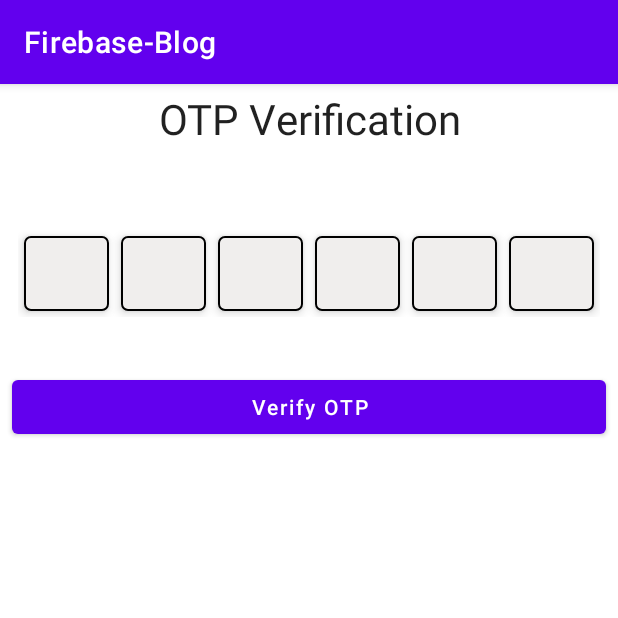
After one commit to Krish-Parekh/Firebase-Auth-Blog, an Android app: the OtpActivity screen opened directly, with no data from a screen before it, on a phone screen of 412 x 824 dp, the top half of it. The commit adds this screen. Run offline under Robolectric (Android 15) with nearby library versions, the phone set to English and light mode, and no system bars; our stand-ins replace Firebase (no records; nobody signed in at launch, a user with empty details on screens opened directly); 2 statements that could not run were skipped.

Commit message:
Firebase-Blog: Implemented firebase phone authentication also added unit-test cases.

```diff
--- a/app/build.gradle
+++ b/app/build.gradle
@@ -54,6 +54,7 @@ dependencies {
 
     // Firebase Authentication Dependency
     implementation 'com.google.firebase:firebase-auth-ktx:21.1.0'
+    implementation 'com.google.android.gms:play-services-safetynet:18.0.1'
 
     // Lifecycle Dependencies
     implementation "androidx.lifecycle:lifecycle-runtime-ktx:2.5.1"
--- a/app/src/main/AndroidManifest.xml
+++ b/app/src/main/AndroidManifest.xml
@@ -11,6 +11,12 @@
         android:supportsRtl="true"
         android:theme="@style/Theme.FirebaseBlog"
         tools:targetApi="31">
+        <activity
+            android:name=".ui.phone_authentication.OtpActivity"
+            android:exported="false" />
+        <activity
+            android:name=".ui.phone_authentication.PhoneActivity"
+            android:exported="false" />
         <activity
             android:name=".ui.email_authentication.EmailForgotPasswordActivity"
             android:exported="false" />
--- /dev/null
+++ b/app/src/main/java/com/example/firebase_blog/ui/phone_authentication/OtpActivity.kt
@@ -0,0 +1,101 @@
+package com.example.firebase_blog.ui.phone_authentication
+
+import android.os.Bundle
+import android.util.Log
+import android.widget.Toast
+import androidx.activity.viewModels
+import androidx.appcompat.app.AppCompatActivity
+import com.example.firebase_blog.R
+import com.example.firebase_blog.databinding.ActivityOtpBinding
+import com.example.firebase_blog.ui.phone_authentication.viewmodel.PhoneViewModel
+import com.example.firebase_blog.util.LoadingDialog
+import com.example.firebase_blog.util.Status.*
+import com.example.firebase_blog.util.getValue
+import com.example.firebase_blog.util.handleKeyEvent
+import com.example.firebase_blog.util.handleTextChange
+
+class OtpActivity : AppCompatActivity() {
+    private lateinit var binding: ActivityOtpBinding
+    private val phoneViewModel by viewModels<PhoneViewModel>()
+    private val loadingDialog by lazy { LoadingDialog(this) }
+    override fun onCreate(savedInstanceState: Bundle?) {
+        super.onCreate(savedInstanceState)
+        binding = ActivityOtpBinding.inflate(layoutInflater)
+        setContentView(binding.root)
+        setupUI()
+        setupEditTextListener()
+        setupObserver()
+    }
+
+    private fun setupUI() {
+        val bundle = intent.extras!!
+        if (bundle.containsKey("PHONE_NUMBER")) {
+            val phoneNumber = bundle.getString("PHONE_NUMBER")!!
+            binding.otpSubHeader.text = getString(R.string.sub_header_verify_otp, phoneNumber)
+            phoneViewModel.startVerification(phoneNumber, this)
+        }
+        with(binding) {
+            btnOtpVerification.setOnClickListener {
+                val code1 = etOtpCode1.getValue()
+                val code2 = etOtpCode2.getValue()
+                val code3 = etOtpCode3.getValue()
+                val code4 = etOtpCode4.getValue()
+                val code5 = etOtpCode5.getValue()
+                val code6 = etOtpCode6.getValue()
+                val otpCode = "$code1$code2$code3$code4$code5$code6"
+                phoneViewModel.verifyCode(otpCode)
+            }
+        }
+    }
+
+    private fun setupObserver() {
+        phoneViewModel.otpStatus.observe(this) { resource ->
+            when (resource.status) {
+                LOADING -> Unit
+                SUCCESS -> {
+                    val message = resource.data
+                    Toast.makeText(this, message, Toast.LENGTH_SHORT).show()
+                }
+                ERROR -> {
+                    val error = resource.message
+                    Toast.makeText(this, error, Toast.LENGTH_SHORT).show()
+                }
+            }
+        }
+
+        phoneViewModel.authStatus.observe(this) { resource ->
+            when (resource.status) {
+                LOADING -> {
+                    loadingDialog.show()
+                }
+                SUCCESS -> {
+                    val message = resource.data
+                    Toast.makeText(this, message, Toast.LENGTH_SHORT).show()
+                    loadingDialog.dismiss()
+                }
+                ERROR -> {
+                    val error = resource.message
+                    Log.d("OtpActivityTAG", "setupObserver: $error")
+                    Toast.makeText(this, error, Toast.LENGTH_SHORT).show()
+                    loadingDialog.dismiss()
+                }
+            }
+        }
+    }
+
+    private fun setupEditTextListener() {
+        with(binding) {
+            etOtpCode1.handleTextChange(etOtpCode2)
+            etOtpCode2.handleTextChange(etOtpCode3)
+            etOtpCode3.handleTextChange(etOtpCode4)
+            etOtpCode4.handleTextChange(etOtpCode5)
+            etOtpCode5.handleTextChange(etOtpCode6)
+
+            etOtpCode2.handleKeyEvent(etOtpCode1)
+            etOtpCode3.handleKeyEvent(etOtpCode2)
+            etOtpCode4.handleKeyEvent(etOtpCode3)
+            etOtpCode5.handleKeyEvent(etOtpCode4)
+            etOtpCode6.handleKeyEvent(etOtpCode5)
+        }
+    }
+}
--- /dev/null
+++ b/app/src/main/java/com/example/firebase_blog/ui/phone_authentication/viewmodel/PhoneViewModel.kt
@@ -0,0 +1,78 @@
+package com.example.firebase_blog.ui.phone_authentication.viewmodel
+
+import android.app.Activity
+import androidx.lifecycle.LiveData
+import androidx.lifecycle.MutableLiveData
+import androidx.lifecycle.ViewModel
+import androidx.lifecycle.viewModelScope
+import com.example.firebase_blog.util.Resource
+import com.google.firebase.FirebaseException
+import com.google.firebase.auth.*
+import com.google.firebase.auth.ktx.auth
+import com.google.firebase.ktx.Firebase
+import kotlinx.coroutines.Dispatchers.IO
+import kotlinx.coroutines.launch
+import kotlinx.coroutines.tasks.await
+import java.util.concurrent.TimeUnit
+
+class PhoneViewModel : ViewModel() {
+    private val mAuth: FirebaseAuth by lazy { Firebase.auth }
+    private var mVerificationId: String? = null
+    private var mResendToken: PhoneAuthProvider.ForceResendingToken? = null
+
+    private var _otpStatus: MutableLiveData<Resource<String>> = MutableLiveData()
+    var otpStatus: LiveData<Resource<String>> = _otpStatus
+
+    private var _authStatus: MutableLiveData<Resource<String>> = MutableLiveData()
+    var authStatus: LiveData<Resource<String>> = _authStatus
+
+    private var callbacks = object : PhoneAuthProvider.OnVerificationStateChangedCallbacks() {
+        override fun onVerificationCompleted(credential: PhoneAuthCredential) {
+            signInWithPhoneAuthCredential(credential)
+        }
+
+        override fun onVerificationFailed(error: FirebaseException) {
+            error.message?.let { message ->
+                _otpStatus.postValue(Resource.error(message))
+            }
+        }
+
+        override fun onCodeSent(
+            verificationId: String,
+            token: PhoneAuthProvider.ForceResendingToken
+        ) {
+            mVerificationId = verificationId
+            mResendToken = token
+            _otpStatus.postValue(Resource.success("OTP sent."))
+        }
+    }
+
+    fun startVerification(phoneNumber: String, activity: Activity) {
+        val options = PhoneAuthOptions.newBuilder(mAuth)
+            .setPhoneNumber(phoneNumber)
+            .setTimeout(60L, TimeUnit.SECONDS)
+            .setActivity(activity)
+            .setCallbacks(callbacks)
+            .build()
+        PhoneAuthProvider.verifyPhoneNumber(options)
+    }
+
+    fun verifyCode(optCode: String) {
+        val credential = PhoneAuthProvider.getCredential(mVerificationId!!, optCode)
+        signInWithPhoneAuthCredential(credential)
+    }
+
+    internal fun signInWithPhoneAuthCredential(credential: PhoneAuthCredential) {
+        viewModelScope.launch(IO) {
+            try {
+                _authStatus.postValue(Resource.loading())
+                mAuth.signInWithCredential(credential).await()
+                _authStatus.postValue(Resource.success("Authentication Success."))
+            } catch (exception: FirebaseAuthInvalidCredentialsException) {
+                exception.message?.let { message ->
+                    _authStatus.postValue(Resource.error(message))
+                }
+            }
+        }
+    }
+}
--- /dev/null
+++ b/app/src/main/res/drawable/ic_phone.xml
@@ -0,0 +1,6 @@
+<?xml version="1.0" encoding="UTF-8" standalone="no"?>
+<vector xmlns:android="http://schemas.android.com/apk/res/android" android:height="24dp" android:tint="#000000" android:viewportHeight="24.0" android:viewportWidth="24.0" android:width="24dp">
+
+    <path android:fillColor="@android:color/white" android:pathData="M6.62,10.79c1.44,2.83 3.76,5.14 6.59,6.59l2.2,-2.2c0.27,-0.27 0.67,-0.36 1.02,-0.24 1.12,0.37 2.33,0.57 3.57,0.57 0.55,0 1,0.45 1,1V20c0,0.55 -0.45,1 -1,1 -9.39,0 -17,-7.61 -17,-17 0,-0.55 0.45,-1 1,-1h3.5c0.55,0 1,0.45 1,1 0,1.25 0.2,2.45 0.57,3.57 0.11,0.35 0.03,0.74 -0.25,1.02l-2.2,2.2z"/>
+
+</vector>
--- /dev/null
+++ b/app/src/main/res/drawable/otp_et_bg.xml
@@ -0,0 +1,10 @@
+<?xml version="1.0" encoding="utf-8"?>
+<shape xmlns:android="http://schemas.android.com/apk/res/android"
+    android:shape="rectangle">
+    <size
+        android:width="50dp"
+        android:height="50dp" />
+    <corners android:radius="4dp" />
+    <solid android:color="@color/light_gray" />
+    <stroke android:color="@color/black" android:width="1dp" />
+</shape>
--- /dev/null
+++ b/app/src/main/res/layout/activity_otp.xml
@@ -0,0 +1,140 @@
+<?xml version="1.0" encoding="utf-8"?>
+<LinearLayout xmlns:android="http://schemas.android.com/apk/res/android"
+    xmlns:app="http://schemas.android.com/apk/res-auto"
+    xmlns:tools="http://schemas.android.com/tools"
+    android:layout_width="match_parent"
+    android:layout_height="match_parent"
+    android:orientation="vertical"
+    tools:context=".ui.phone_authentication.OtpActivity">
+
+    <com.google.android.material.textview.MaterialTextView
+        android:layout_width="match_parent"
+        android:layout_height="wrap_content"
+        android:layout_marginVertical="4dp"
+        android:text="@string/header_phone_number"
+        android:textAlignment="center"
+        android:textAppearance="@style/TextAppearance.Material3.HeadlineMedium" />
+
+    <com.google.android.material.textview.MaterialTextView
+        android:id="@+id/otpSubHeader"
+        android:layout_width="match_parent"
+        android:layout_height="wrap_content"
+        android:layout_marginBottom="4dp"
+        tools:text="@string/sub_header_verify_otp"
+        android:textAlignment="center"
+        android:textAppearance="@style/TextAppearance.Material3.LabelSmall" />
+
+
+    <LinearLayout
+        android:id="@+id/otpContainer"
+        android:layout_width="match_parent"
+        android:layout_height="wrap_content"
+        android:layout_marginVertical="16dp"
+        android:orientation="horizontal"
+        android:paddingHorizontal="12dp"
+        android:paddingVertical="16dp"
+        app:layout_constraintEnd_toEndOf="parent"
+        app:layout_constraintStart_toStartOf="parent"
+        app:layout_constraintTop_toTopOf="parent">
+
+        <com.google.android.material.textfield.TextInputEditText
+            android:id="@+id/etOtpCode1"
+            android:layout_width="0dp"
+            android:layout_height="wrap_content"
+            android:layout_margin="4dp"
+            android:layout_weight="1"
+            android:background="@drawable/otp_et_bg"
+            android:elevation="4dp"
+            android:gravity="center"
+            android:inputType="number"
+            android:maxLength="1"
+            android:maxLines="1"
+            android:textSize="22sp"
+            tools:hint="5" />
+
+        <com.google.android.material.textfield.TextInputEditText
+            android:id="@+id/etOtpCode2"
+            android:layout_width="0dp"
+            android:layout_height="wrap_content"
+            android:layout_margin="4dp"
+            android:layout_weight="1"
+            android:background="@drawable/otp_et_bg"
+            android:elevation="4dp"
+            android:gravity="center"
+            android:inputType="number"
+            android:maxLength="1"
+            android:maxLines="1"
+            android:textSize="22sp"
+            tools:hint="5" />
+
+        <com.google.android.material.textfield.TextInputEditText
+            android:id="@+id/etOtpCode3"
+            android:layout_width="0dp"
+            android:layout_height="wrap_content"
+            android:layout_margin="4dp"
+            android:layout_weight="1"
+            android:background="@drawable/otp_et_bg"
+            android:elevation="4dp"
+            android:gravity="center"
+            android:inputType="number"
+            android:maxLength="1"
+            android:maxLines="1"
+            android:textSize="22sp"
+            tools:hint="5" />
+
+        <com.google.android.material.textfield.TextInputEditText
+            android:id="@+id/etOtpCode4"
+            android:layout_width="0dp"
+            android:layout_height="wrap_content"
+            android:layout_margin="4dp"
+            android:layout_weight="1"
+            android:background="@drawable/otp_et_bg"
+            android:elevation="4dp"
+            android:gravity="center"
+            android:inputType="number"
+            android:maxLength="1"
+            android:maxLines="1"
+            android:textSize="22sp"
+            tools:hint="5" />
+
+        <com.google.android.material.textfield.TextInputEditText
+            android:id="@+id/etOtpCode5"
+            android:layout_width="0dp"
+            android:layout_height="wrap_content"
+            android:layout_margin="4dp"
+            android:layout_weight="1"
+            android:background="@drawable/otp_et_bg"
+            android:elevation="4dp"
+            android:gravity="center"
+            android:inputType="number"
+            android:maxLength="1"
+            android:maxLines="1"
+            android:textSize="22sp"
+            tools:hint="5" />
+
+        <com.google.android.material.textfield.TextInputEditText
+            android:id="@+id/etOtpCode6"
+            android:layout_width="0dp"
+            android:layout_height="wrap_content"
+            android:layout_margin="4dp"
+            android:layout_weight="1"
+            android:background="@drawable/otp_et_bg"
+            android:elevation="4dp"
+            android:gravity="center"
+            android:inputType="number"
+            android:maxLength="1"
+            android:maxLines="1"
+            android:textSize="22sp"
+            tools:hint="5" />
+    </LinearLayout>
+
+    <com.google.android.material.button.MaterialButton
+        android:id="@+id/btnOtpVerification"
+        android:layout_width="match_parent"
+        android:layout_height="wrap_content"
+        android:layout_marginHorizontal="8dp"
+        android:layout_marginTop="4dp"
+        android:text="@string/btn_verify_otp"
+        android:textAllCaps="false" />
+
+</LinearLayout>
--- a/app/src/main/res/values/colors.xml
+++ b/app/src/main/res/values/colors.xml
@@ -8,6 +8,9 @@
     <color name="black">#FF000000</color>
     <color name="white">#FFFFFFFF</color>
     <color name="orange">#dd493d</color>
+    <color name="gray">#808080</color>
+    <color name="light_gray">#F0EEED</color>
 
     <color name="btn_email_auth">@color/orange</color>
+    <color name="btn_phone_auth">@color/gray</color>
 </resources>
--- a/app/src/main/res/values/strings.xml
+++ b/app/src/main/res/values/strings.xml
@@ -18,5 +18,12 @@
     <string name="label_email">Email : </string>
     <string name="label_username">Username : </string>
     <string name="label_id">Id : </string>
-    <string name="label_loading">Loading...</string>
+    <string name="label_loading">Loading &#8230;</string>
+    <string name="hint_phone">Phone</string>
+    <string name="btn_phone_authentication">Phone Authentication</string>
+    <string name="header_phone_number">OTP Verification</string>
+    <string name="sub_header_phone_number">We will send you a one-time password to this mobile number</string>
+    <string name="sub_header_verify_otp">Enter the OTP sent to %s</string>
+    <string name="btn_get_otp">Get OTP</string>
+    <string name="btn_verify_otp">Verify OTP</string>
 </resources>
```
Also changed, not shown: app/src/main/java/com/example/firebase_blog/MainActivity.kt (+6 -1 lines), app/src/main/java/com/example/firebase_blog/ui/phone_authentication/PhoneActivity.kt (added, +42 -0 lines), app/src/main/java/com/example/firebase_blog/util/InputValidation.kt (+20 -2 lines), app/src/main/java/com/example/firebase_blog/util/TextInputUtils.kt (+43 -0 lines), app/src/main/res/layout/activity_main.xml (+11 -0 lines), app/src/main/res/layout/activity_phone.xml (added, +54 -0 lines), 1 other file.
